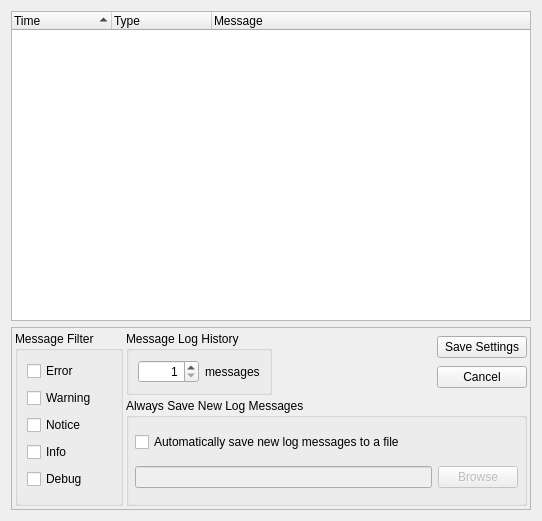
a-ilin/vidalia, file src/vidalia/log/MessageLog.ui: the form before one commit.
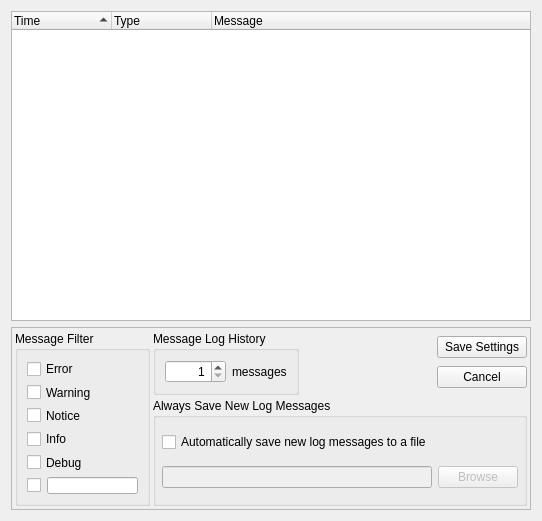
The form after the commit. Icons and pictures are not drawn. Custom widgets are drawn as their Qt base class.

Commit message: option to filter message log by search term

What changed in the file:
```diff
--- a/src/vidalia/log/MessageLog.ui
+++ b/src/vidalia/log/MessageLog.ui
@@ -6,7 +6,7 @@
    <rect>
     <x>0</x>
     <y>0</y>
-    <width>534</width>
+    <width>540</width>
     <height>521</height>
    </rect>
   </property>
@@ -251,6 +251,27 @@
              </property>
             </widget>
            </item>
+           <item>
+            <layout class="QHBoxLayout" name="horizontalLayout">
+             <item>
+              <widget class="QCheckBox" name="chkFilterSearch">
+               <property name="text">
+                <string/>
+               </property>
+              </widget>
+             </item>
+             <item>
+              <widget class="QLineEdit" name="lineSearchTerm">
+               <property name="sizePolicy">
+                <sizepolicy hsizetype="Preferred" vsizetype="Fixed">
+                 <horstretch>0</horstretch>
+                 <verstretch>0</verstretch>
+                </sizepolicy>
+               </property>
+              </widget>
+             </item>
+            </layout>
+           </item>
           </layout>
          </widget>
         </item>
```
Left out of the diff: 6 changed lines with no effect on the pictures. The commit also changes 8 other files.
